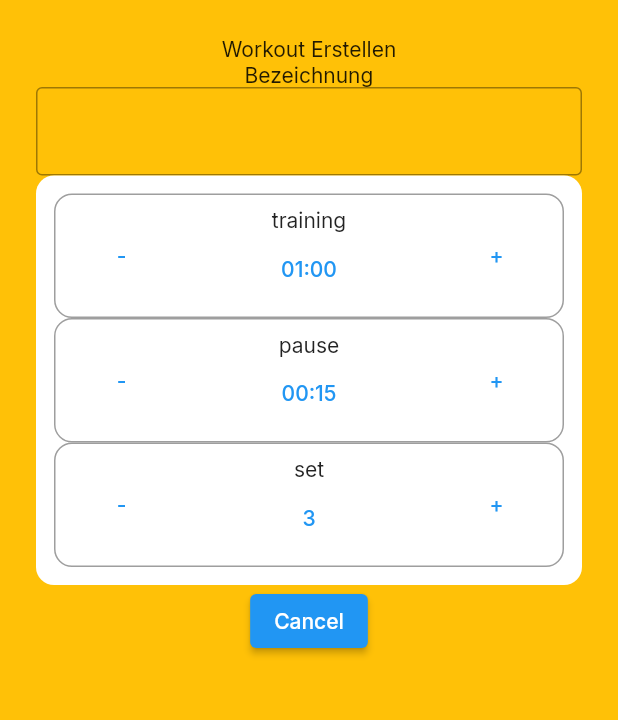
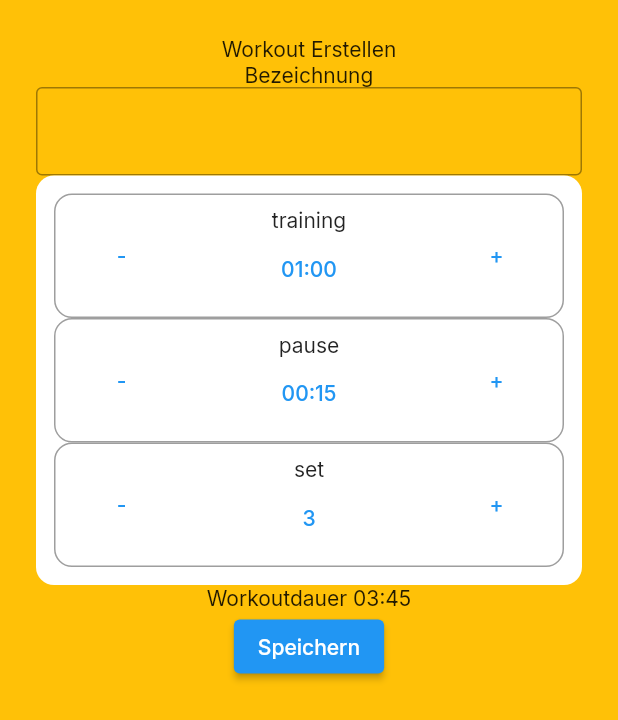
Before and after one commit to NkITaa/interval_timer, a Flutter app: what buildAddWorkoutDialog() shows on an empty page, opened directly, after a tap on an icon or button, on a phone screen of 412 x 824 dp. Shown: the top 720 px of the screen. Run offline on Flutter 3.47's test engine with Material 2 defaults, Android fonts, the phone set to English and light mode, and no system bars; our stand-ins replace flutter_tabler_icons, google_fonts, scroll_snap_list; generated files the repository leaves out were written again.

Commit message:
added calculated line with whole workout length

```diff
--- a/lib/components/custom_textbox.dart
+++ b/lib/components/custom_textbox.dart
@@ -9,7 +9,7 @@ class CustomTextbox extends StatelessWidget {
     return Column(
       children: [
         Text(label),
-        TextField(
+        const TextField(
           decoration: InputDecoration(
             border: OutlineInputBorder(),
           ),
--- a/lib/components/dialogs.dart
+++ b/lib/components/dialogs.dart
@@ -1,11 +1,17 @@
 import 'package:flutter/material.dart';
 import 'package:interval_timer/components/custom_textbox.dart';
 import 'package:interval_timer/components/time_wheel.dart';
-import 'package:scroll_snap_list/scroll_snap_list.dart';
 import 'package:interval_timer/components/workout_times_container.dart';
 
 class Dialogs {
   static Widget buildAddWorkoutDialog(BuildContext context) {
+    Duration workoutTime = const Duration(minutes: 4, seconds: 30);
+    return StatefulBuilder(builder: (context, setState) {
+      void updateTime(Duration pause, Duration training, int sets) {
+        workoutTime = (pause + training) * sets;
+        setState(() {});
+      }
+
       return Container(
           padding: const EdgeInsets.all(24),
           color: Colors.amber,
@@ -14,18 +20,22 @@ class Dialogs {
             const CustomTextbox(
               label: "Bezeichnung",
             ),
-          WorkoutTimesContainer(),
+            WorkoutTimesContainer(
+              updateTime: updateTime,
+            ),
+            Text("Workoutdauer ${workoutTime.toString().substring(2, 7)}"),
             ElevatedButton(
               onPressed: () {},
-            child: const Text('Cancel'),
+              child: const Text('Speichern'),
             ),
           ]));
+    });
   }
 
   static Widget buildSetTimesDialog(
       BuildContext context,
       String type,
-      DateTime? minutes,
+      Duration? minutes,
       int? sets,
       Function(String type, int value, bool? minute) setValue) {
     return AlertDialog(
@@ -40,14 +50,14 @@ class Dialogs {
                       children: [
                         TimeWheel(
                           type: type,
-                          value: minutes!.minute,
+                          value: minutes!.inMinutes.remainder(60),
                           setValue: setValue,
                           minute: true,
                         ),
-                        Text(":"),
+                        const Text(":"),
                         TimeWheel(
                           type: type,
-                          value: minutes.second,
+                          value: minutes.inSeconds.remainder(60),
                           setValue: setValue,
                           minute: false,
                         ),
@@ -58,8 +68,9 @@ class Dialogs {
                       value: sets!,
                       setValue: setValue,
                     ),
-              Text("Workoutdauer 00:00:00"),
-              TextButton(onPressed: () {}, child: Text("Workout Speichern")),
+              const Text("Workoutdauer 00:00:00"),
+              TextButton(
+                  onPressed: () {}, child: const Text("Workout Speichern")),
             ],
           ),
         ));
--- a/lib/components/increment_decrement_button.dart
+++ b/lib/components/increment_decrement_button.dart
@@ -1,12 +1,11 @@
 import 'package:flutter/material.dart';
-import 'package:intl/intl.dart';
 
 import 'dialogs.dart';
 
 class IncrementDecrementButton extends StatelessWidget {
   final String type;
   int? sets;
-  DateTime? minutes;
+  Duration? minutes;
   final Function(String type, bool increment) update;
   final Function(String type, int value, bool? minute) setValue;
   IncrementDecrementButton(
@@ -35,7 +34,7 @@ class IncrementDecrementButton extends StatelessWidget {
             },
             child: const Text('-'),
           ),
-          Container(
+          SizedBox(
             width: 100,
             child: Column(
               children: [
@@ -45,7 +44,7 @@ class IncrementDecrementButton extends StatelessWidget {
                     padding: const EdgeInsets.all(0),
                   ),
                   child: Text(type != "set"
-                      ? DateFormat('mm:ss').format(minutes!)
+                      ? minutes.toString().substring(2, 7)
                       : sets.toString()),
                   onPressed: () {
                     showDialog(
--- a/lib/components/workout_times_container.dart
+++ b/lib/components/workout_times_container.dart
@@ -3,55 +3,64 @@ import 'package:flutter/material.dart';
 import 'increment_decrement_button.dart';
 
 class WorkoutTimesContainer extends StatefulWidget {
-  WorkoutTimesContainer({super.key});
+  final Function(Duration pause, Duration training, int sets) updateTime;
+
+  const WorkoutTimesContainer({super.key, required this.updateTime});
 
   @override
   State<WorkoutTimesContainer> createState() => _WorkoutTimesContainerState();
 }
 
 class _WorkoutTimesContainerState extends State<WorkoutTimesContainer> {
-  DateTime minutesTraining = DateTime(0, 0, 0, 0, 1, 15);
+  Duration minutesTraining = const Duration(minutes: 1, seconds: 15);
 
-  DateTime minutesPause = DateTime(0, 0, 0, 0, 0, 15);
+  Duration minutesPause = const Duration(seconds: 15);
 
   int sets = 3;
 
   update(String type, bool increment) {
     if (increment) {
       if (type == "training") {
-        minutesTraining = minutesTraining!.add(const Duration(seconds: 15));
+        minutesTraining = minutesTraining + const Duration(seconds: 15);
       } else if (type == "pause") {
-        minutesPause = minutesPause!.add(const Duration(seconds: 15));
+        minutesPause = minutesPause + const Duration(seconds: 15);
       } else {
-        sets = sets! + 1;
+        sets = sets + 1;
       }
     } else {
       if (type == "training") {
-        minutesTraining =
-            minutesTraining!.subtract(const Duration(seconds: 15));
+        minutesTraining = minutesTraining - const Duration(seconds: 15);
       } else if (type == "pause") {
-        minutesPause = minutesPause!.subtract(const Duration(seconds: 15));
+        minutesPause = minutesPause - const Duration(seconds: 15);
       } else {
-        sets = sets! - 1;
+        sets = sets - 1;
       }
     }
+    widget.updateTime(minutesPause, minutesTraining, sets);
     setState(() {});
   }
 
   setValue(String type, int value, bool? minute) {
     if (type == "training") {
-      if (minute!)
-        minutesTraining = DateTime(0, 0, 0, 0, value, minutesTraining.second);
-      else
-        minutesTraining = DateTime(0, 0, 0, 0, minutesTraining.minute, value);
+      if (minute!) {
+        minutesTraining = Duration(
+            minutes: value, seconds: minutesTraining.inSeconds.remainder(60));
+      } else {
+        minutesTraining = Duration(
+            minutes: minutesTraining.inMinutes.remainder(60), seconds: value);
+      }
     } else if (type == "pause") {
-      if (minute!)
-        minutesPause = DateTime(0, 0, 0, 0, value, minutesPause.second);
-      else
-        minutesPause = DateTime(0, 0, 0, 0, minutesPause.minute, value);
+      if (minute!) {
+        minutesPause = Duration(
+            minutes: value, seconds: minutesPause.inSeconds.remainder(60));
+      } else {
+        minutesPause = Duration(
+            minutes: minutesPause.inMinutes.remainder(60), seconds: value);
+      }
     } else {
       sets = value;
     }
+    widget.updateTime(minutesPause, minutesTraining, sets);
     setState(() {});
   }
 
--- a/lib/main.dart
+++ b/lib/main.dart
@@ -1,5 +1,6 @@
 import 'package:flutter/material.dart';
 import 'package:interval_timer/pages/home.dart';
+// ignore: depend_on_referenced_packages
 import 'package:google_fonts/google_fonts.dart';
 import 'package:flutter_gen/gen_l10n/app_localizations.dart';
 import 'const.dart';
@@ -14,6 +15,7 @@ class MyApp extends StatefulWidget {
   @override
   State<MyApp> createState() => _MyAppState();
 
+  // ignore: library_private_types_in_public_api
   static _MyAppState of(BuildContext context) =>
       context.findAncestorStateOfType<_MyAppState>()!;
 }
--- a/lib/pages/profile/components/settings_block.dart
+++ b/lib/pages/profile/components/settings_block.dart
@@ -15,7 +15,6 @@ class SettingsBlock extends StatelessWidget {
             children: [
               Text(
                 title,
-                style: Theme.of(context).textTheme.headline6,
               ),
             ],
           ),
@@ -25,7 +24,7 @@ class SettingsBlock extends StatelessWidget {
             color: Colors.grey,
             borderRadius: BorderRadius.circular(16),
           ),
-          padding: EdgeInsets.only(left: 24.0, right: 24),
+          padding: const EdgeInsets.only(left: 24.0, right: 24),
           child: ListView.builder(
             itemBuilder: (BuildContext context, int index) {
               return tiles[index];
--- a/lib/pages/profile/components/settings_page_sound.dart
+++ b/lib/pages/profile/components/settings_page_sound.dart
@@ -5,6 +5,6 @@ class SettingsPageSound extends StatelessWidget {
 
   @override
   Widget build(BuildContext context) {
-    return Text("data");
+    return const Text("data");
   }
 }
--- a/lib/pages/profile/components/settings_tile.dart
+++ b/lib/pages/profile/components/settings_tile.dart
@@ -1,4 +1,5 @@
 import 'package:flutter/material.dart';
+// ignore: depend_on_referenced_packages
 import 'package:flutter_tabler_icons/flutter_tabler_icons.dart';
 
 import '../../../main.dart';
@@ -26,7 +27,7 @@ class _SettingsTileState extends State<SettingsTile> {
       children: [
         ListTile(
           leading: widget.icon,
-          title: Text("data"),
+          title: const Text("data"),
           trailing: widget.switching
               ? Switch(
                   value: MyApp.of(context).isDarkMode(),
@@ -36,7 +37,7 @@ class _SettingsTileState extends State<SettingsTile> {
                         : MyApp.of(context).changeTheme(ThemeMode.light);
                     setState(() {});
                   })
-              : Icon(TablerIcons.chevron_right),
+              : const Icon(TablerIcons.chevron_right),
           onTap: widget.onTap,
         ),
         const Divider(
--- a/lib/pages/profile/profile.dart
+++ b/lib/pages/profile/profile.dart
@@ -2,9 +2,8 @@ import 'package:flutter/material.dart';
 import 'package:flutter_gen/gen_l10n/app_localizations.dart';
 import 'package:interval_timer/pages/profile/components/settings_block.dart';
 import 'package:interval_timer/pages/profile/components/settings_tile.dart';
+// ignore: depend_on_referenced_packages
 import 'package:flutter_tabler_icons/flutter_tabler_icons.dart';
-
-import '../../main.dart';
 import 'components/settins_page.dart';
 
 class Profile extends StatelessWidget {
--- a/lib/pages/workouts/components/workout_list.dart
+++ b/lib/pages/workouts/components/workout_list.dart
@@ -16,7 +16,7 @@ class WorkoutList extends StatelessWidget {
         height: 12,
       ),
       itemCount: 100,
-      itemBuilder: (context, index) => WorkoutTile(),
+      itemBuilder: (context, index) => const WorkoutTile(),
     );
   }
 }
--- a/lib/pages/workouts/components/workouts_appbar.dart
+++ b/lib/pages/workouts/components/workouts_appbar.dart
@@ -1,5 +1,6 @@
 import 'package:flutter/material.dart';
 import 'package:flutter_gen/gen_l10n/app_localizations.dart';
+// ignore: depend_on_referenced_packages
 import 'package:flutter_tabler_icons/flutter_tabler_icons.dart';
 import 'package:interval_timer/components/dialogs.dart';
 
```
Also changed, not shown: lib/components/bottom_navbar.dart (+7 -5 lines), lib/components/time_wheel.dart (+4 -3 lines), lib/pages/jump_in/jump_in.dart (+7 -6 lines), lib/pages/profile/components/settins_page.dart (+8 -8 lines), lib/pages/workouts/components/workout_tile.dart (+4 -5 lines). Lines whose indentation alone changed are shown as unchanged.
